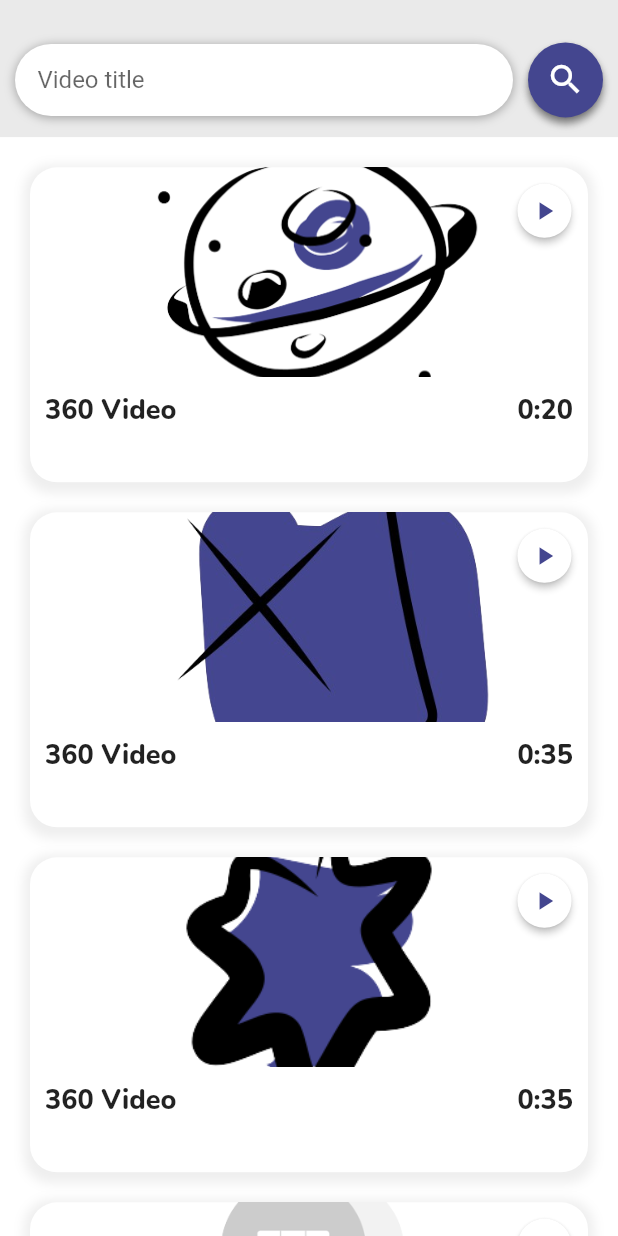
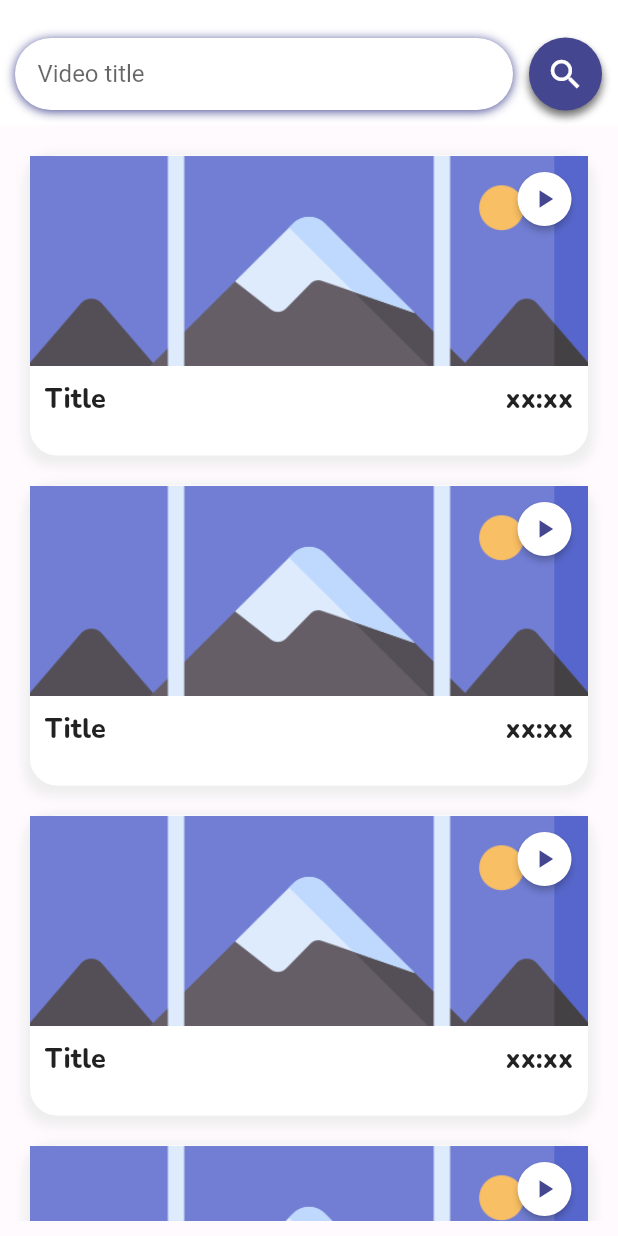
Before and after one commit to dieyazid/360-Video-Player, a Flutter app: the HomePage screen opened directly, on a phone screen of 412 x 824 dp. Run offline on Flutter 3.47's test engine with Material 2 defaults, Android fonts, the phone set to English and light mode, and no system bars; our stand-ins replace google_fonts.

Commit message:
Splash + Home
-Splash loading screen added
-App Name Changed
-App icon changed
-Home Page Updated

```diff
--- a/myapp/lib/main.dart
+++ b/myapp/lib/main.dart
@@ -1,4 +1,5 @@
 import 'package:flutter/material.dart';
+import 'package:myapp/screens/splash.dart';
 import 'package:myapp/screens/welcome.dart';
 
 const color_blue = Color(0xFF44468F);
@@ -20,7 +21,7 @@ class MyApp extends StatelessWidget {
         primaryColor: color_blue,
         scaffoldBackgroundColor: Colors.white,
       ),
-      home: const WelcomePage(),
+      home: SplashScreen(),
     );
   }
 }
--- a/myapp/lib/screens/home.dart
+++ b/myapp/lib/screens/home.dart
@@ -7,26 +7,28 @@ class HomePage extends StatelessWidget {
 
   @override
   Widget build(BuildContext context) => Scaffold(
-        body: SingleChildScrollView(
-          child: Column(
+        resizeToAvoidBottomInset: false,
+        body: Column(
           mainAxisSize:MainAxisSize.min,
           children: [
-              SearchSection(),
+            const SizedBox(height:15),
+            const SearchSection(),
             VideoSection(),
           ],
-          ),
         ),
       );
 }
 
 class SearchSection extends StatelessWidget {
+  const SearchSection({Key? key}) : super(key: key);
+
   @override
   Widget build(BuildContext context) {
     Size size = MediaQuery.of(context).size;
     return Container(
-      height: size.height/9,
-      color: const Color(0xFFeaeaea),
-      padding: const EdgeInsets.fromLTRB(10, 25, 10, 10),
+      height: size.height/12,
+      color:Colors.transparent,
+      padding: const EdgeInsets.all(10),
       child:Row(
             children: [
               Expanded(
@@ -35,17 +37,18 @@ class SearchSection extends StatelessWidget {
                 decoration: BoxDecoration(
                     color: Colors.white,
                     borderRadius: BorderRadius.circular(30),
+                    // ignore: prefer_const_literals_to_create_immutables
                     boxShadow: [
                       const BoxShadow(
-                        color: Colors.grey,
+                        color: color_blue,
                         blurRadius: 5,
-                        offset: const Offset(0, 1),
+                        offset:  Offset(0, 1),
                       )
                     ]),
                 child: const TextField(
                   decoration: InputDecoration(
                     hintText: 'Video title',
-                    contentPadding: const EdgeInsets.all(10),
+                    contentPadding: EdgeInsets.all(10),
                     border: InputBorder.none,
                   ),
                 ),
@@ -65,7 +68,7 @@ class SearchSection extends StatelessWidget {
                         offset: Offset(0, 4),
                       )
                     ],
-                    borderRadius: const BorderRadius.all(
+                    borderRadius: BorderRadius.all(
                       Radius.circular(25),
                     )),
                 child: ElevatedButton(
@@ -87,42 +90,53 @@ class SearchSection extends StatelessWidget {
   }
 }
 class VideoSection extends StatelessWidget {
+  // ignore: non_constant_identifier_names
   final List Videos = [
-    {'title': '360 Video',
-    'picture':'images/planet.png',
-    'duration':'0:20'},
-    {'title': '360 Video',
-    'picture':'images/delete.png',
-    'duration':'0:35'},
-    {'title': '360 Video',
-    'picture':'images/star.png',
-    'duration':'0:35'},
-    {'title': '360 Video',
-    'picture':'images/login.png',
-    'duration':'0:35'},
+    {'title': 'Title',
+    'picture':'images/panoramic.png',
+    'duration':'xx:xx'},
+    {'title': 'Title',
+    'picture':'images/panoramic.png',
+    'duration':'xx:xx'},{'title': 'Title',
+    'picture':'images/panoramic.png',
+    'duration':'xx:xx'},{'title': 'Title',
+    'picture':'images/panoramic.png',
+    'duration':'xx:xx'},{'title': 'Title',
+    'picture':'images/panoramic.png',
+    'duration':'xx:xx'},
 
   ];
+
+ VideoSection({Key? key}) : super(key: key);
   @override
   Widget build(BuildContext context) {
+    Size size = MediaQuery.of(context).size;
     return Container(
+      height: size.height-(size.height/12+15),
         padding: const EdgeInsets.all(10),
-        color: Colors.white,
+        color: const Color(0xFFeaaea),
+        child: SingleChildScrollView(
           child: Column(
             children: Videos.map((video) {
               return VideoCard(video);
             }).toList(),
-        ));
+
+          ),
+        )
+
+        );
   }
 }
 
 class VideoCard extends StatelessWidget {
   final Map videoData;
-  VideoCard(this.videoData);
+  // ignore: use_key_in_widget_constructors
+  const VideoCard(this.videoData);
   @override
   Widget build(BuildContext context) {
     return Container(
       margin: const EdgeInsets.all(10),
-      height: 210,
+      height: 200,
       width: double.infinity,
       decoration: BoxDecoration(
         color: Colors.white,
@@ -180,8 +194,7 @@ class VideoCard extends StatelessWidget {
                 ),),
               ],
             ),
-          )
-
+          ),
         ]) ,
 
       //child: Image.asset(videoData['picture']
--- a/myapp/pubspec.yaml
+++ b/myapp/pubspec.yaml
@@ -66,7 +66,8 @@ flutter:
   # To add assets to your application, add an assets section, like this:
   assets:
     - images/
-    - images/user.png
+
+
 
   # An image asset can refer to one or more resolution-specific "variants", see
   # https://flutter.dev/assets-and-images/#resolution-aware.
```
Also changed, not shown: myapp/lib/screens/splash.dart (added, +87 -0 lines), myapp/lib/screens/welcome.dart (+8 -10 lines), myapp/images/Space.png (added), myapp/images/panoramic.png (added), myapp/images/security.png (added), myapp/images/space.png (added), 6 other files. Lines whose indentation alone changed are shown as unchanged.
